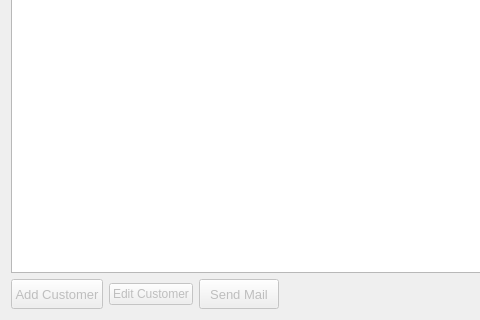
Before: the Qt Designer form ui/widgets/customerswidget.ui in PhilippParis/BusinessManager, drawn with Qt 5; both pictures show x 0 to 480 and y 160 to 480 of the 613 by 480 pixel window.
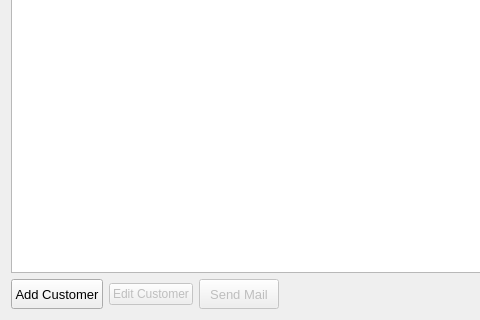
After: the same form once the commit is applied. Icons and pictures are not drawn.

What changed in the file:
```diff
--- a/ui/widgets/customerswidget.ui
+++ b/ui/widgets/customerswidget.ui
@@ -35,7 +35,7 @@
      <item>
       <widget class="QPushButton" name="btnAddCustomer">
        <property name="enabled">
-        <bool>false</bool>
+        <bool>true</bool>
        </property>
        <property name="minimumSize">
         <size>
```
